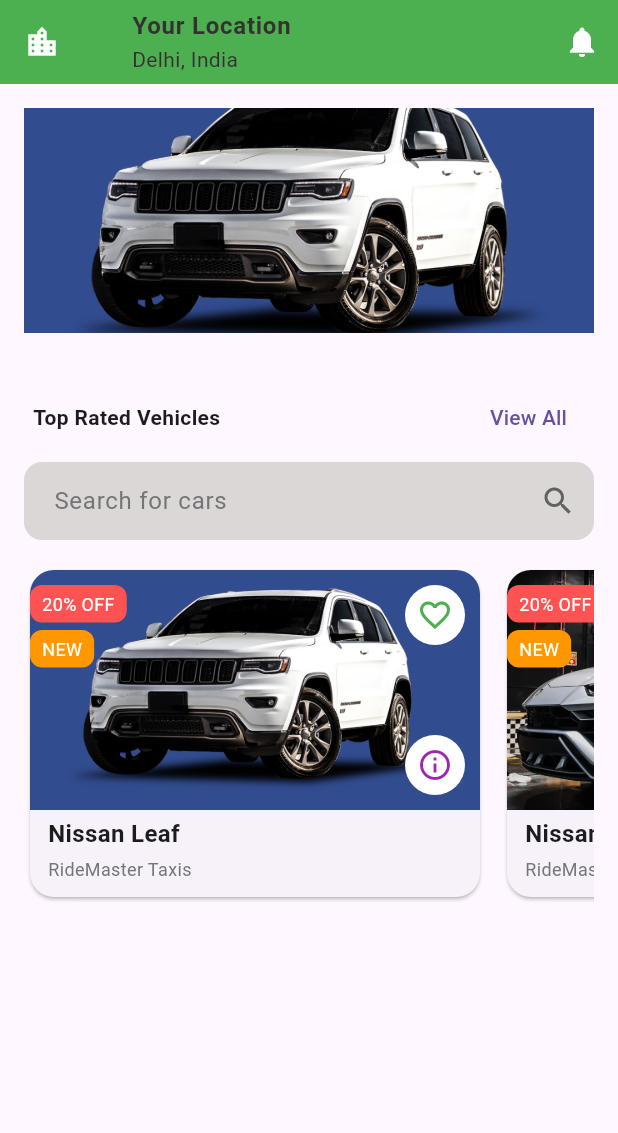
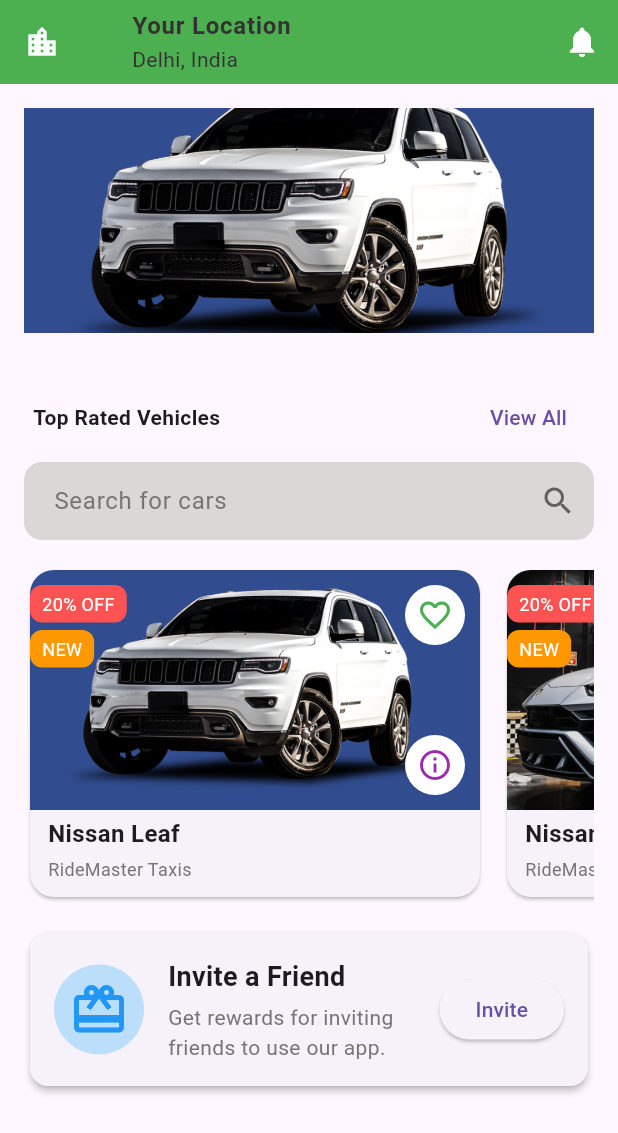
Before and after one commit to Tarikul69/Car-Rental-App, a Flutter app: the home screen opened by its route, on a phone screen of 412 x 824 dp. Shown: the top 1133 px of the screen. Run offline on Flutter 3.47's test engine with Material 3 defaults, Android fonts, the phone set to English and light mode, and no system bars; our stand-ins replace carousel_slider, get.

Commit message:
invitation card added

```diff
--- a/lib/components/card.dart
+++ b/lib/components/card.dart
@@ -262,3 +262,49 @@ Widget slider_card1(String imgePath) {
     ),
   );
 }
+
+/////// invite friend card //////////
+Widget invitation_card(BuildContext context) {
+  return Card(
+    elevation: 2,
+    shape: RoundedRectangleBorder(borderRadius: BorderRadius.circular(12)),
+    child: Padding(
+        padding: const EdgeInsets.all(16),
+        child: Row(
+          children: [
+            // Invitation Icon
+            CircleAvatar(
+              radius: 30,
+              backgroundColor: Colors.blue[100],
+              child: Icon(Icons.card_giftcard, color: Colors.blue, size: 40),
+            ),
+            SizedBox(width: 16),
+            // Invitation Text
+            Expanded(
+              child: Column(
+                crossAxisAlignment: CrossAxisAlignment.start,
+                children: [
+                  Text(
+                    'Invite a Friend',
+                    style: TextStyle(fontSize: 18, fontWeight: FontWeight.bold),
+                  ),
+                  SizedBox(height: 4),
+                  Text(
+                    'Get rewards for inviting friends to use our app.',
+                    style: TextStyle(color: Colors.grey[600]),
+                  ),
+                ],
+              ),
+            ),
+            // Invite Button
+            ElevatedButton(
+              onPressed: () {
+                // Handle invite action
+                //Get.toNamed(AppRoutes.invite_friends);
+              },
+              child: Text('Invite'),
+            ),
+          ],
+        )),
+  );
+}
--- a/lib/widgets/home/home.dart
+++ b/lib/widgets/home/home.dart
@@ -198,7 +198,9 @@ class home extends StatelessWidget {
                       // Handle card tap
                     ],
                   ),
-                )
+                ),
+                SizedBox(height: 16.0),
+                invitation_card(context)
               ],
             ),
           ),
```
